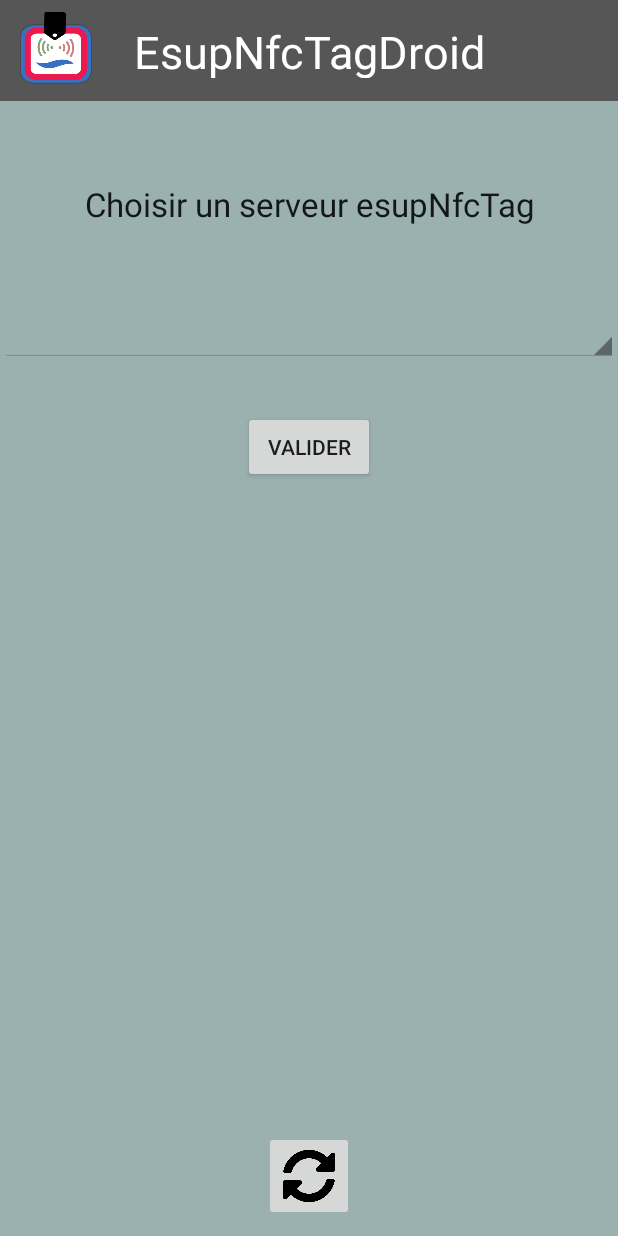
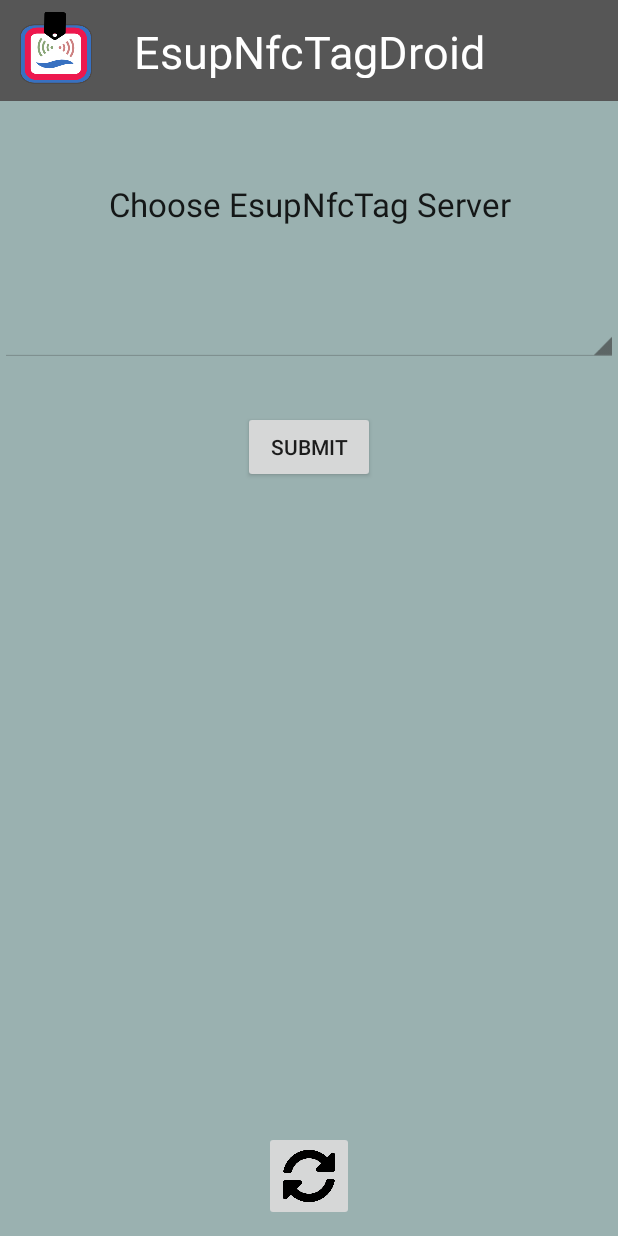
Before and after one commit to EsupPortail/esup-nfc-tag-droid, an Android app: the SplashActivity screen opened directly, with no data from a screen before it, on a phone screen of 412 x 824 dp. Run offline under Robolectric (Android 15) with nearby library versions, the phone set to English and light mode, and no system bars; libraries missing offline, so code that uses them is left out: org.slf4j; pictures from the network do not load; 2 statements that could not run were skipped.

Commit message:
correction getMacAddr + typo

```diff
--- a/build.gradle
+++ b/build.gradle
@@ -28,7 +28,7 @@ license {
 }
 
 def buildVersionName() {
-    String versionName = "1.2.0"
+    String versionName = "1.2.1"
     File versionApkFile = new File(projectDir, "src/main/assets/versionApk.txt")
     versionApkFile.text = versionName
     return versionName
@@ -42,7 +42,7 @@ android {
         applicationId "org.esupportail.esupnfctagdroid"
         minSdkVersion 21
         targetSdkVersion 26
-        versionCode 5
+        versionCode 6
         versionName buildVersionName()
     }
 
@@ -67,7 +67,6 @@ android {
         }
         release {
             signingConfig signingConfigs.release
-            versionNameSuffix "-dev"
         }
     }
 
--- a/src/main/java/org/esupportail/esupnfctagdroid/NfcTagDroidActivity.java
+++ b/src/main/java/org/esupportail/esupnfctagdroid/NfcTagDroidActivity.java
@@ -331,7 +331,7 @@ public class NfcTagDroidActivity extends Activity implements NfcAdapter.ReaderCa
 
                 byte[] macBytes = nif.getHardwareAddress();
                 if (macBytes == null) {
-                    return "";
+                    return "no mac";
                 }
 
                 StringBuilder res1 = new StringBuilder();
@@ -347,7 +347,7 @@ public class NfcTagDroidActivity extends Activity implements NfcAdapter.ReaderCa
         } catch (Exception e) {
             throw new NfcTagDroidException("can't get mac address", e);
         }
-        return "";
+        return "02:00:00:00:00:00";
     }
 
 }
--- a/src/main/res/layout/activity_splash.xml
+++ b/src/main/res/layout/activity_splash.xml
@@ -36,7 +36,7 @@
         android:layout_marginStart="66dp"
         android:layout_marginTop="14dp"
         android:gravity="center"
-        android:text="EsupNfcTagDroid"
+        android:text="@string/app_name"
         android:textColor="@color/white"
         android:textSize="30sp" />
 
@@ -48,6 +48,7 @@
         android:layout_alignParentTop="true"
         android:layout_marginStart="13dp"
         android:layout_marginTop="8dp"
+        android:contentDescription="@string/esupnfctag_logo"
         android:src="@mipmap/ic_launcher" />
 
     <TextView
@@ -59,7 +60,7 @@
         android:layout_marginStart="0dp"
         android:layout_marginTop="121dp"
         android:gravity="center"
-        android:text="Choisir un serveur esupNfcTag"
+        android:text="@string/label_choose_server"
         android:textAppearance="@style/TextAppearance.AppCompat.Large" />
 
     <Spinner
@@ -78,7 +79,7 @@
         android:layout_height="wrap_content"
         android:layout_centerHorizontal="true"
         android:layout_marginTop="274dp"
-        android:text="Valider" />
+        android:text="@string/label_btn_submit" />
 
     <ImageButton
         android:id="@+id/button_refresh"
@@ -89,7 +90,10 @@
         android:layout_centerHorizontal="true"
         android:layout_marginBottom="10dp"
         android:clickable="true"
+        android:focusable="true"
         android:scaleType="fitCenter"
-        android:src="@drawable/syncaltsolid" />
+        android:src="@drawable/syncaltsolid"
+        android:text="@string/refresh"
+        android:contentDescription="@string/refresh" />
 
 </RelativeLayout>
--- a/src/main/res/values/strings.xml
+++ b/src/main/res/values/strings.xml
@@ -18,26 +18,35 @@
 
 -->
 <resources>
-    <string name="app_name">EsupNfcTag</string>
+    <string name="app_name">EsupNfcTagDroid</string>
     <string name="yes">Yes</string>
     <string name="no">No</string>
     <string name="exit">Exit</string>
+    <string name="esupnfctag_logo">EsupNfcTag Logo</string>
+    <string name="refresh">Refresh</string>
+
+    <string name="label_choose_server">Choose EsupNfcTag Server</string>
+    <string name="label_btn_submit">Submit</string>
+
     <string name="msg_exit">Do you want to exit ?</string>
+    <string name="msg_activ_network">Activate network please</string>
+    <string name="msg_activ_nfc">Activate NFC please</string>
+    <string name="msg_error_nfc">This device doesn\'t support NFC</string>
+    <string name="msg_tag_ko">Invalid tag</string>
+    <string name="msg_tag_ok">Valid tag found</string>
+    <string name="msg_retry">Retry please</string>
+    <string name="msg_unknow_err">Unknow error</string>
+    <string name="msg_json_err">Json callback error</string>
+    <string name="msg_auth_err">Authentication aborted</string>
+    <string name="msg_shib_err">Shib SSL Exception</string>
+    <string name="msg_getApkVersion_err">Error getting apk version</string>
+    <string name="msg_webview_ko">Error loading web view, please retry.</string>
+
     <string name="log_msg_invalid_auth">LeodridInvalidTagException during authentication</string>
     <string name="log_msg_retry_auth">LeodridPleaseRetryTagException during authentication</string>
     <string name="log_msg_tag_ko">Invalide tag scan</string>
     <string name="log_msg_tag_ok">Valid tag with return</string>
     <string name="log_msg_unknow_err">Unknow error during authentication</string>
-    <string name="msg_activ_network">Activate network please</string>
-    <string name="msg_activ_nfc">Activate NFC please</string>
-    <string name="msg_error_nfc">This device doesn\'t support NFC</string>
-    <string name="msg_json_err">Json callback error</string>
-    <string name="msg_retry">Retry please</string>
-    <string name="msg_tag_ko">Invalid tag</string>
-    <string name="msg_unknow_err">Unknow error</string>
-    <string name="msg_tag_ok">Valid tag found</string>
-    <string name="msg_auth_err">Authentication aborted</string>
-    <string name="msg_shib_err">Shib SSL Exception</string>
-    <string name="msg_getApkVersion_err">Error getting apk version</string>
-    <string name="msg_webview_ko">Error loading web view, please retry.</string>
+
+
 </resources>
```
Also changed, not shown: 1 other file.
